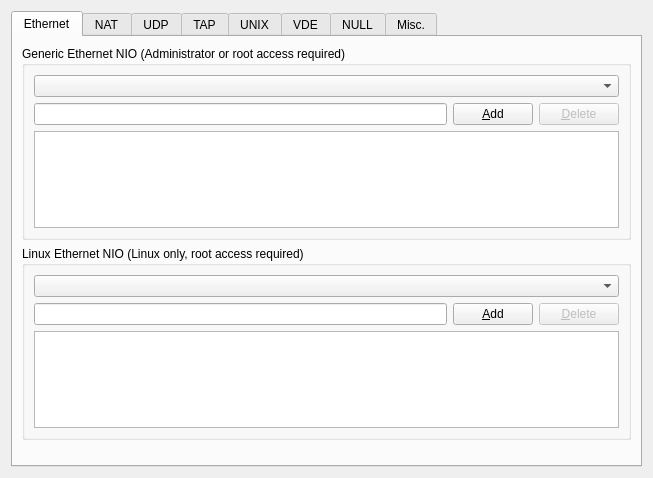
Above: gns3/modules/builtin/ui/cloud_configuration_page.ui from GNS3/gns3-gui before the change. Below: the same form after it.
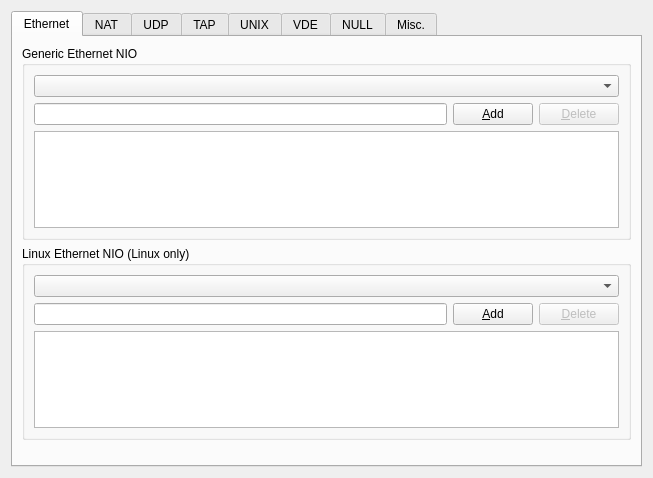
That is the form after the change.

Commit message: Remove root required messages in cloud node. Ref #608.

```diff
--- a/gns3/modules/builtin/ui/cloud_configuration_page.ui
+++ b/gns3/modules/builtin/ui/cloud_configuration_page.ui
@@ -27,7 +27,7 @@
        <item>
         <widget class="QGroupBox" name="uiGenericEthernetGroupBox">
          <property name="title">
-          <string>Generic Ethernet NIO (Administrator or root access required)</string>
+          <string>Generic Ethernet NIO</string>
          </property>
          <layout class="QGridLayout">
           <item row="0" column="0" colspan="3">
@@ -78,7 +78,7 @@
           </sizepolicy>
          </property>
          <property name="title">
-          <string>Linux Ethernet NIO (Linux only, root access required)</string>
+          <string>Linux Ethernet NIO (Linux only)</string>
          </property>
          <layout class="QGridLayout">
           <item row="0" column="0" colspan="3">
```
Left out of the diff: 2 changed lines with no effect on the pictures. The commit also changes 1 other file.
